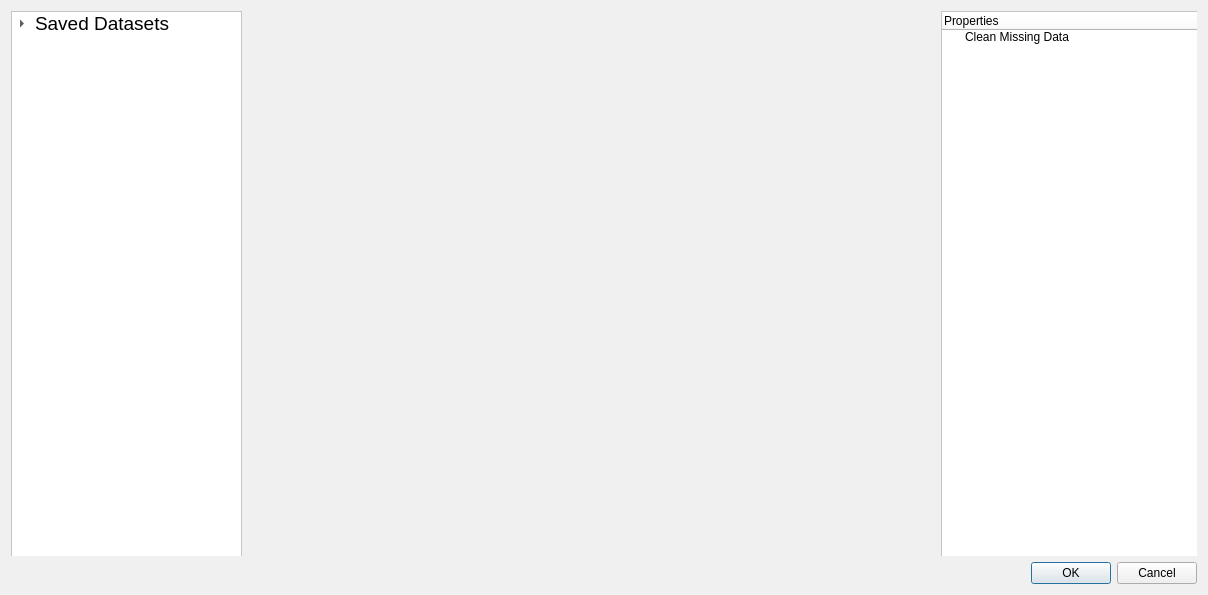
First picture: the form in preprocessing.ui, repository gkswlsdbal/Data-Visualization, before the edit.
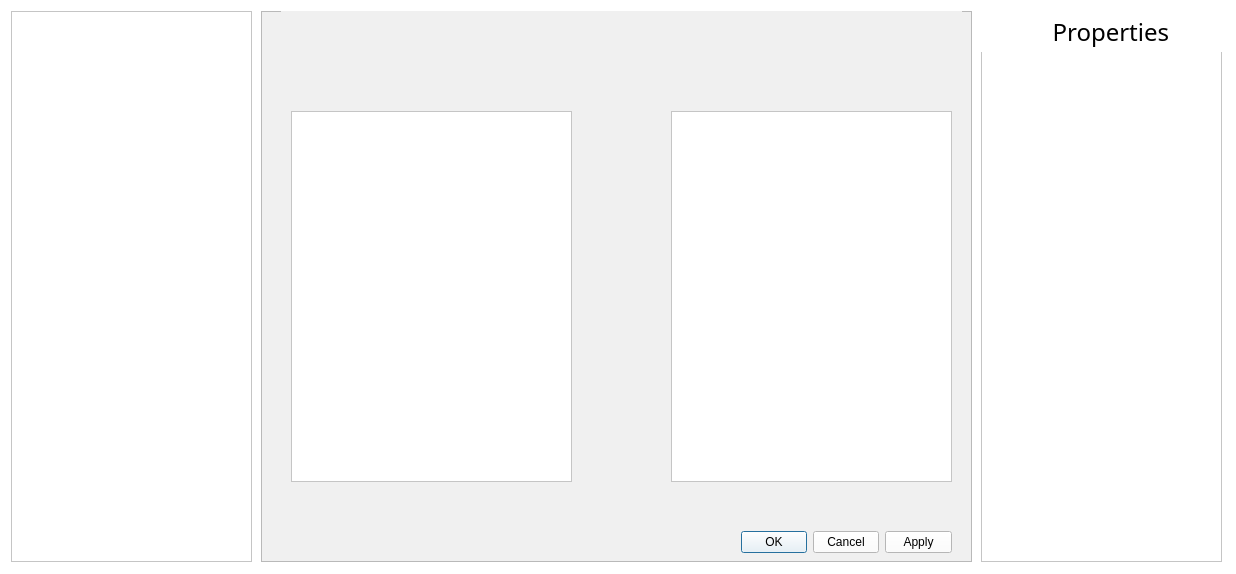
Second picture: the form after the edit. Icons and pictures are not drawn.

The edit to the form file:
```diff
--- a/preprocessing.ui
+++ b/preprocessing.ui
@@ -6,27 +6,24 @@
    <rect>
     <x>0</x>
     <y>0</y>
-    <width>1208</width>
-    <height>595</height>
+    <width>1236</width>
+    <height>574</height>
    </rect>
   </property>
+  <property name="font">
+   <font>
+    <pointsize>9</pointsize>
+   </font>
+  </property>
   <property name="windowTitle">
    <string>Dialog</string>
   </property>
   <property name="styleSheet">
-   <string notr="true">background-color: rgb(240, 240, 240);</string>
+   <string notr="true">background-color: rgb(255, 255, 255);
+border-top-color: rgb(0, 0, 0);
+</string>
   </property>
   <layout class="QGridLayout" name="gridLayout">
-   <item row="3" column="0">
-    <widget class="QDialogButtonBox" name="buttonBox">
-     <property name="orientation">
-      <enum>Qt::Horizontal</enum>
-     </property>
-     <property name="standardButtons">
-      <set>QDialogButtonBox::Cancel|QDialogButtonBox::Ok</set>
-     </property>
-    </widget>
-   </item>
    <item row="0" column="0">
     <widget class="QSplitter" name="splitter">
      <property name="lineWidth">
@@ -46,23 +43,35 @@
        </size>
       </property>
       <property name="styleSheet">
-       <string notr="true">background-color: rgb(240, 240, 240);</string>
+       <string notr="true">
+background-color: rgb(255, 255, 255);</string>
       </property>
       <widget class="QTreeWidget" name="treeWidget_2">
        <property name="geometry">
         <rect>
-         <x>930</x>
-         <y>0</y>
-         <width>261</width>
-         <height>551</height>
+         <x>970</x>
+         <y>40</y>
+         <width>241</width>
+         <height>511</height>
         </rect>
        </property>
+       <property name="font">
+        <font>
+         <pointsize>12</pointsize>
+        </font>
+       </property>
+       <property name="focusPolicy">
+        <enum>Qt::NoFocus</enum>
+       </property>
        <property name="styleSheet">
         <string notr="true">background-color: rgb(255, 255, 255);</string>
        </property>
        <property name="frameShadow">
         <enum>QFrame::Raised</enum>
        </property>
+       <property name="lineWidth">
+        <number>5</number>
+       </property>
        <property name="editTriggers">
         <set>QAbstractItemView::DoubleClicked|QAbstractItemView::EditKeyPressed|QAbstractItemView::SelectedClicked</set>
        </property>
@@ -72,42 +81,19 @@
        <property name="itemsExpandable">
         <bool>true</bool>
        </property>
-       <property name="headerHidden">
-        <bool>false</bool>
+       <property name="selectionBehavior">
+        <enum>QAbstractItemView::SelectRows</enum>
        </property>
-       <attribute name="headerVisible">
+       <property name="autoExpandDelay">
+        <number>-1</number>
+       </property>
+       <property name="itemsExpandable">
         <bool>true</bool>
-       </attribute>
-       <column>
-        <property name="text">
-         <string>Properties</string>
-        </property>
-       </column>
-       <item>
-        <property name="text">
-         <string>Clean Missing Data</string>
-        </property>
-       </item>
-      </widget>
-      <widget class="QTreeWidget" name="treeWidget">
-       <property name="geometry">
-        <rect>
-         <x>0</x>
-         <y>0</y>
-         <width>231</width>
-         <height>551</height>
-        </rect>
        </property>
        <property name="styleSheet">
         <string notr="true">background-color: rgb(255, 255, 255);</string>
        </property>
-       <property name="frameShadow">
-        <enum>QFrame::Raised</enum>
-       </property>
-       <property name="editTriggers">
-        <set>QAbstractItemView::DoubleClicked|QAbstractItemView::EditKeyPressed|QAbstractItemView::SelectedClicked</set>
-       </property>
-       <property name="tabKeyNavigation">
+       <property name="wordWrap">
         <bool>false</bool>
        </property>
        <property name="itemsExpandable">
@@ -122,42 +108,278 @@
        <column>
         <property name="text">
          <string>Properties</string>
-        </property>
-       </column>
-       <item>
-        <property name="text">
-         <string>Saved Datasets</string>
         </property>
         <property name="font">
          <font>
-          <pointsize>14</pointsize>
+          <pointsize>18</pointsize>
          </font>
         </property>
-        <property name="icon">
-         <iconset>
-          <normaloff>img/Datasets.png</normaloff>img/Datasets.png</iconset>
+       </column>
+      </widget>
+      <widget class="QTreeWidget" name="treeWidget">
+       <property name="geometry">
+        <rect>
+         <x>0</x>
+         <y>0</y>
+         <width>241</width>
+         <height>551</height>
+        </rect>
+       </property>
+       <property name="font">
+        <font>
+         <pointsize>12</pointsize>
+        </font>
+       </property>
+       <property name="focusPolicy">
+        <enum>Qt::NoFocus</enum>
+       </property>
+       <property name="autoFillBackground">
+        <bool>false</bool>
+       </property>
+       <property name="styleSheet">
+        <string notr="true">
+background-color: rgb(255, 255, 255);</string>
+       </property>
+       <property name="frameShadow">
+        <enum>QFrame::Raised</enum>
+       </property>
+       <property name="lineWidth">
+        <number>1</number>
+       </property>
+       <property name="verticalScrollBarPolicy">
+        <enum>Qt::ScrollBarAsNeeded</enum>
+       </property>
+       <property name="horizontalScrollBarPolicy">
+        <enum>Qt::ScrollBarAsNeeded</enum>
+       </property>
+       <property name="autoScroll">
+        <bool>true</bool>
+       </property>
+       <property name="autoScrollMargin">
+        <number>16</number>
+       </property>
+       <property name="editTriggers">
+        <set>QAbstractItemView::SelectedClicked</set>
+       </property>
+       <property name="tabKeyNavigation">
+        <bool>false</bool>
+       </property>
+       <property name="showDropIndicator" stdset="0">
+        <bool>true</bool>
+       </property>
+       <property name="horizontalScrollMode">
+        <enum>QAbstractItemView::ScrollPerPixel</enum>
+       </property>
+       <property name="itemsExpandable">
+        <bool>true</bool>
+       </property>
+       <property name="headerHidden">
+        <bool>true</bool>
+       </property>
+       <attribute name="headerVisible">
+        <bool>false</bool>
+       </attribute>
+       <column>
+        <property name="text">
+         <string notr="true">1</string>
         </property>
-        <item>
-         <property name="text">
-          <string>excel</string>
-         </property>
-         <property name="font">
-          <font>
-           <pointsize>11</pointsize>
-          </font>
-         </property>
-        </item>
-        <item>
-         <property name="text">
-          <string>csv</string>
-         </property>
-         <property name="font">
-          <font>
-           <pointsize>11</pointsize>
-          </font>
-         </property>
-        </item>
-       </item>
+       </column>
+      </widget>
+      <widget class="QListView" name="listView">
+       <property name="geometry">
+        <rect>
+         <x>250</x>
+         <y>0</y>
+         <width>711</width>
+         <height>551</height>
+        </rect>
+       </property>
+       <property name="styleSheet">
+        <string notr="true">background-color: rgb(240, 240, 240);</string>
+       </property>
+      </widget>
+      <widget class="QDialogButtonBox" name="buttonBox">
+       <property name="geometry">
+        <rect>
+         <x>730</x>
+         <y>520</y>
+         <width>211</width>
+         <height>23</height>
+        </rect>
+       </property>
+       <property name="styleSheet">
+        <string notr="true">background-color: rgb(255, 255, 255);</string>
+       </property>
+       <property name="orientation">
+        <enum>Qt::Horizontal</enum>
+       </property>
+       <property name="standardButtons">
+        <set>QDialogButtonBox::Apply|QDialogButtonBox::Cancel|QDialogButtonBox::Ok</set>
+       </property>
+      </widget>
+      <widget class="QLabel" name="label">
+       <property name="geometry">
+        <rect>
+         <x>970</x>
+         <y>0</y>
+         <width>241</width>
+         <height>41</height>
+        </rect>
+       </property>
+       <property name="font">
+        <font>
+         <family>맑은 고딕</family>
+         <pointsize>18</pointsize>
+        </font>
+       </property>
+       <property name="styleSheet">
+        <string notr="true">border-top-color: rgb(240, 240, 240);</string>
+       </property>
+       <property name="text">
+        <string>   Properties</string>
+       </property>
+       <property name="alignment">
+        <set>Qt::AlignCenter</set>
+       </property>
+      </widget>
+      <widget class="QLabel" name="name">
+       <property name="geometry">
+        <rect>
+         <x>270</x>
+         <y>0</y>
+         <width>681</width>
+         <height>51</height>
+        </rect>
+       </property>
+       <property name="font">
+        <font>
+         <family>맑은 고딕</family>
+         <pointsize>20</pointsize>
+         <weight>75</weight>
+         <bold>true</bold>
+        </font>
+       </property>
+       <property name="styleSheet">
+        <string notr="true">background-color: rgb(240, 240, 240);
+color: rgb(92, 92, 92);</string>
+       </property>
+       <property name="text">
+        <string/>
+       </property>
+      </widget>
+      <widget class="QListWidget" name="listWidget">
+       <property name="enabled">
+        <bool>true</bool>
+       </property>
+       <property name="geometry">
+        <rect>
+         <x>280</x>
+         <y>100</y>
+         <width>281</width>
+         <height>371</height>
+        </rect>
+       </property>
+       <property name="font">
+        <font>
+         <pointsize>12</pointsize>
+        </font>
+       </property>
+       <property name="focusPolicy">
+        <enum>Qt::NoFocus</enum>
+       </property>
+       <property name="editTriggers">
+        <set>QAbstractItemView::NoEditTriggers</set>
+       </property>
+       <property name="showDropIndicator" stdset="0">
+        <bool>false</bool>
+       </property>
+       <property name="alternatingRowColors">
+        <bool>false</bool>
+       </property>
+       <property name="selectionMode">
+        <enum>QAbstractItemView::NoSelection</enum>
+       </property>
+      </widget>
+      <widget class="QListWidget" name="listWidget_2">
+       <property name="enabled">
+        <bool>true</bool>
+       </property>
+       <property name="geometry">
+        <rect>
+         <x>660</x>
+         <y>100</y>
+         <width>281</width>
+         <height>371</height>
+        </rect>
+       </property>
+       <property name="font">
+        <font>
+         <pointsize>12</pointsize>
+        </font>
+       </property>
+       <property name="focusPolicy">
+        <enum>Qt::NoFocus</enum>
+       </property>
+       <property name="editTriggers">
+        <set>QAbstractItemView::NoEditTriggers</set>
+       </property>
+       <property name="showDropIndicator" stdset="0">
+        <bool>false</bool>
+       </property>
+      </widget>
+      <widget class="QPushButton" name="pushButton">
+       <property name="enabled">
+        <bool>false</bool>
+       </property>
+       <property name="geometry">
+        <rect>
+         <x>580</x>
+         <y>260</y>
+         <width>71</width>
+         <height>51</height>
+        </rect>
+       </property>
+       <property name="text">
+        <string/>
+       </property>
+       <property name="icon">
+        <iconset>
+         <normaloff>img/arrow.png</normaloff>img/arrow.png</iconset>
+       </property>
+       <property name="iconSize">
+        <size>
+         <width>40</width>
+         <height>40</height>
+        </size>
+       </property>
+       <property name="flat">
+        <bool>true</bool>
+       </property>
+      </widget>
+      <widget class="QLabel" name="name_2">
+       <property name="geometry">
+        <rect>
+         <x>270</x>
+         <y>50</y>
+         <width>681</width>
+         <height>31</height>
+        </rect>
+       </property>
+       <property name="font">
+        <font>
+         <family>맑은 고딕</family>
+         <pointsize>12</pointsize>
+         <weight>50</weight>
+         <bold>false</bold>
+        </font>
+       </property>
+       <property name="styleSheet">
+        <string notr="true">background-color: rgb(240, 240, 240);
+color: rgb(122, 122, 122);</string>
+       </property>
+       <property name="text">
+        <string/>
+       </property>
       </widget>
      </widget>
     </widget>
```
Left out of the diff: 14 changed lines with no effect on the pictures.
